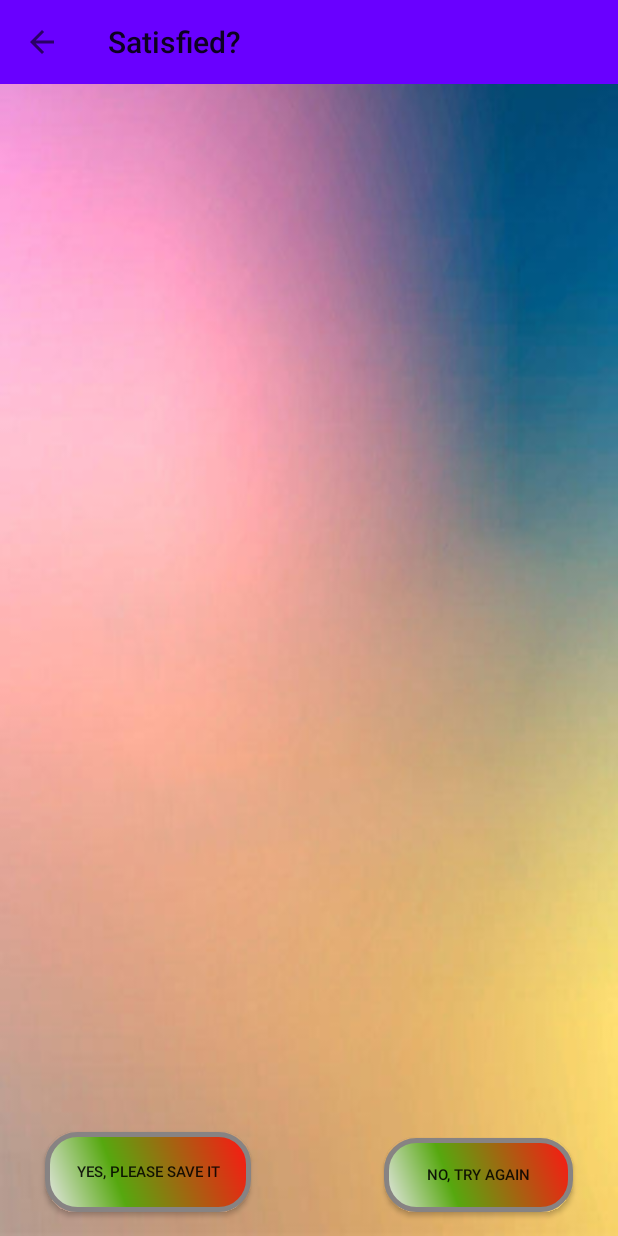
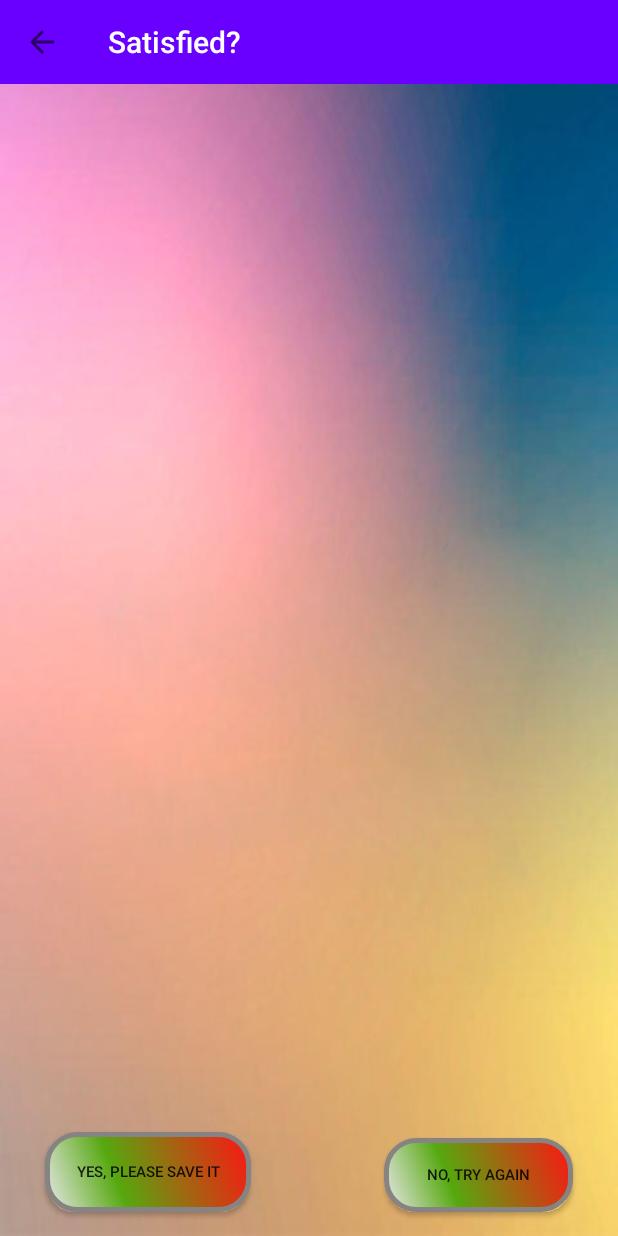
Before and after one commit to tonycailianda/Photo-App, an Android app: the ShowResultActivity screen opened directly, with no data from a screen before it, on a phone screen of 412 x 824 dp. Run offline under Robolectric (Android 15) with nearby library versions, the phone set to English and light mode, and no system bars; libraries missing offline, so code that uses them is left out: net.alhazmy13.imagefilter; 2 statements that could not run were skipped.

Commit message:
Almost Finish

```diff
--- a/app/src/main/java/photo/tonycai/com/photoapp/ShowResultActivity.java
+++ b/app/src/main/java/photo/tonycai/com/photoapp/ShowResultActivity.java
@@ -4,6 +4,7 @@ import android.content.Intent;
 import android.graphics.Bitmap;
 import android.graphics.BitmapFactory;
 import android.graphics.Canvas;
+import android.graphics.Color;
 import android.graphics.Matrix;
 import android.graphics.Rect;
 import android.net.Uri;
@@ -304,6 +305,7 @@ public class ShowResultActivity extends AppCompatActivity {
         setContentView(R.layout.activity_show_result);
         Toolbar toolbar = (Toolbar) findViewById(R.id.toolbar);
         setSupportActionBar(toolbar);setSupportActionBar(toolbar);
+        toolbar.setTitleTextColor(Color.WHITE);
         this.getSupportActionBar().setDisplayHomeAsUpEnabled(true);
         this.getSupportActionBar().setDisplayShowHomeEnabled(true);
         toolbar.setNavigationOnClickListener(new View.OnClickListener() {
```
